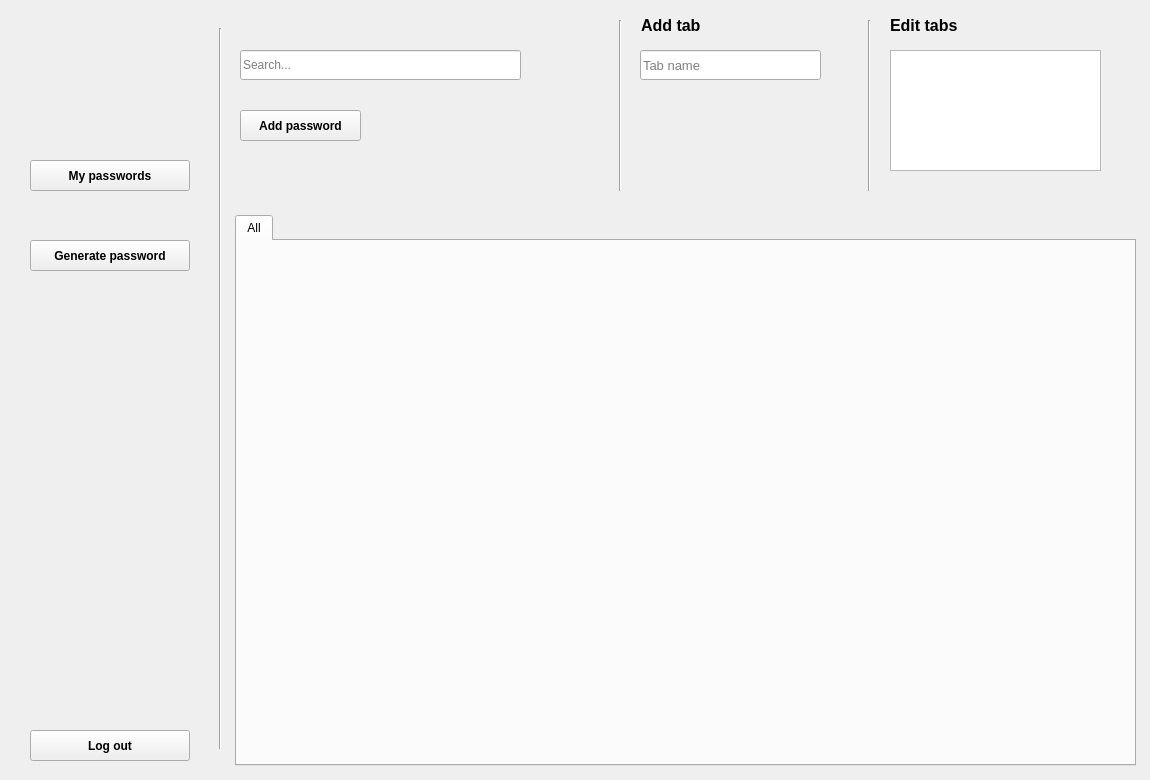
This is mainwindow.ui in 228bruh/Password-Manager-Qt as Qt 5 draws it before an edit. The edited form follows.
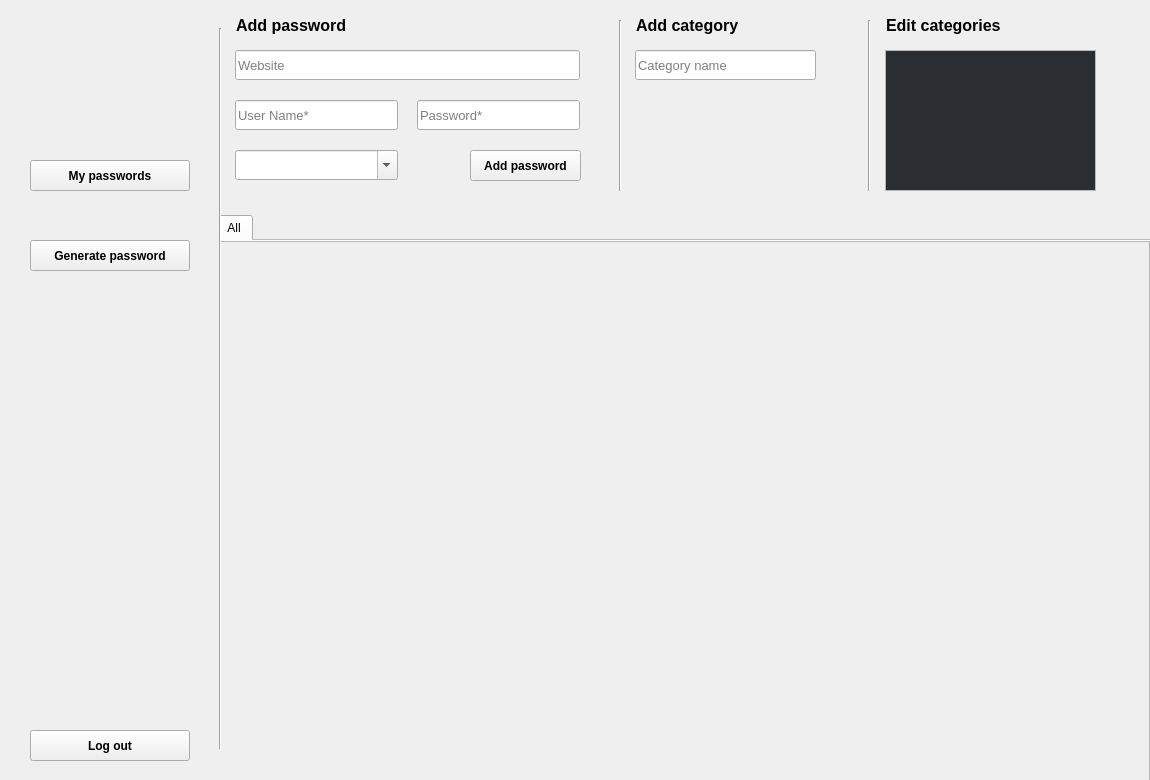
This is the edited form. Icons and pictures are not drawn.

```diff
--- a/mainwindow.ui
+++ b/mainwindow.ui
@@ -48,51 +48,94 @@
      <widget class="QTabWidget" name="tabWidget">
       <property name="geometry">
        <rect>
-        <x>15</x>
+        <x>-5</x>
         <y>215</y>
-        <width>901</width>
-        <height>551</height>
+        <width>935</width>
+        <height>565</height>
        </rect>
       </property>
+      <property name="palette">
+       <palette>
+        <active>
+         <colorrole role="Base">
+          <brush brushstyle="SolidPattern">
+           <color alpha="255">
+            <red>42</red>
+            <green>46</green>
+            <blue>50</blue>
+           </color>
+          </brush>
+         </colorrole>
+        </active>
+        <inactive>
+         <colorrole role="Base">
+          <brush brushstyle="SolidPattern">
+           <color alpha="255">
+            <red>42</red>
+            <green>46</green>
+            <blue>50</blue>
+           </color>
+          </brush>
+         </colorrole>
+        </inactive>
+        <disabled/>
+       </palette>
+      </property>
       <property name="font">
        <font>
         <bold>false</bold>
        </font>
       </property>
+      <property name="tabShape">
+       <enum>QTabWidget::TabShape::Rounded</enum>
+      </property>
       <property name="currentIndex">
        <number>0</number>
       </property>
+      <property name="elideMode">
+       <enum>Qt::TextElideMode::ElideNone</enum>
+      </property>
+      <property name="documentMode">
+       <bool>true</bool>
+      </property>
       <widget class="QWidget" name="All_tab">
        <attribute name="title">
         <string>All</string>
        </attribute>
+       <widget class="QScrollArea" name="scrollArea">
+        <property name="geometry">
+         <rect>
+          <x>4</x>
+          <y>0</y>
+          <width>931</width>
+          <height>541</height>
+         </rect>
+        </property>
+        <property name="horizontalScrollBarPolicy">
+         <enum>Qt::ScrollBarPolicy::ScrollBarAlwaysOff</enum>
+        </property>
+        <property name="widgetResizable">
+         <bool>true</bool>
+        </property>
+        <widget class="QWidget" name="scrollAreaWidgetContents">
+         <property name="geometry">
+          <rect>
+           <x>0</x>
+           <y>0</y>
+           <width>929</width>
+           <height>539</height>
+          </rect>
+         </property>
+        </widget>
+       </widget>
       </widget>
      </widget>
-     <widget class="QLineEdit" name="search_lineEdit">
-      <property name="geometry">
-       <rect>
-        <x>20</x>
-        <y>50</y>
-        <width>281</width>
-        <height>30</height>
-       </rect>
-      </property>
-      <property name="maxLength">
-       <number>50</number>
-      </property>
-      <property name="placeholderText">
-       <string>Search...</string>
-      </property>
-      <property name="clearButtonEnabled">
-       <bool>true</bool>
-      </property>
-     </widget>
      <widget class="QPushButton" name="addPassword_button">
       <property name="geometry">
        <rect>
-        <x>20</x>
-        <y>110</y>
-        <width>121</width>
+        <x>250</x>
+        <y>150</y>
+        <width>111</width>
         <height>31</height>
        </rect>
       </property>
@@ -108,7 +151,7 @@
      <widget class="QLabel" name="label_2">
       <property name="geometry">
        <rect>
-        <x>421</x>
+        <x>416</x>
         <y>10</y>
         <width>141</width>
         <height>31</height>
@@ -121,13 +164,13 @@
        </font>
       </property>
       <property name="text">
-       <string>Add tab</string>
+       <string>Add category</string>
       </property>
      </widget>
      <widget class="QLineEdit" name="tabName_lineEdit">
       <property name="geometry">
        <rect>
-        <x>420</x>
+        <x>415</x>
         <y>50</y>
         <width>181</width>
         <height>30</height>
@@ -149,7 +192,7 @@
        <bool>false</bool>
       </property>
       <property name="placeholderText">
-       <string>Tab name</string>
+       <string>Category name</string>
       </property>
       <property name="clearButtonEnabled">
        <bool>true</bool>
@@ -158,9 +201,9 @@
      <widget class="QLabel" name="addTab_label">
       <property name="geometry">
        <rect>
-        <x>422</x>
-        <y>78</y>
-        <width>191</width>
+        <x>417</x>
+        <y>80</y>
+        <width>221</width>
         <height>21</height>
        </rect>
       </property>
@@ -177,9 +220,9 @@
      <widget class="QLabel" name="label_13">
       <property name="geometry">
        <rect>
-        <x>670</x>
+        <x>666</x>
         <y>10</y>
-        <width>81</width>
+        <width>131</width>
         <height>31</height>
        </rect>
       </property>
@@ -190,18 +233,45 @@
        </font>
       </property>
       <property name="text">
-       <string>Edit tabs</string>
+       <string>Edit categories</string>
       </property>
      </widget>
      <widget class="QListWidget" name="tabListWidget">
       <property name="geometry">
        <rect>
-        <x>670</x>
+        <x>665</x>
         <y>50</y>
         <width>211</width>
-        <height>121</height>
+        <height>141</height>
        </rect>
       </property>
+      <property name="palette">
+       <palette>
+        <active>
+         <colorrole role="Base">
+          <brush brushstyle="SolidPattern">
+           <color alpha="255">
+            <red>42</red>
+            <green>46</green>
+            <blue>50</blue>
+           </color>
+          </brush>
+         </colorrole>
+        </active>
+        <inactive>
+         <colorrole role="Base">
+          <brush brushstyle="SolidPattern">
+           <color alpha="255">
+            <red>42</red>
+            <green>46</green>
+            <blue>50</blue>
+           </color>
+          </brush>
+         </colorrole>
+        </inactive>
+        <disabled/>
+       </palette>
+      </property>
       <property name="font">
        <font>
         <bold>true</bold>
@@ -263,6 +333,227 @@
        <enum>Qt::Orientation::Vertical</enum>
       </property>
      </widget>
+     <widget class="QLineEdit" name="addWebsite_lineEdit">
+      <property name="geometry">
+       <rect>
+        <x>15</x>
+        <y>50</y>
+        <width>345</width>
+        <height>30</height>
+       </rect>
+      </property>
+      <property name="font">
+       <font>
+        <pointsize>10</pointsize>
+        <bold>false</bold>
+       </font>
+      </property>
+      <property name="maxLength">
+       <number>30</number>
+      </property>
+      <property name="frame">
+       <bool>true</bool>
+      </property>
+      <property name="dragEnabled">
+       <bool>false</bool>
+      </property>
+      <property name="placeholderText">
+       <string>Website</string>
+      </property>
+      <property name="clearButtonEnabled">
+       <bool>true</bool>
+      </property>
+     </widget>
+     <widget class="QLabel" name="label_12">
+      <property name="geometry">
+       <rect>
+        <x>16</x>
+        <y>10</y>
+        <width>141</width>
+        <height>31</height>
+       </rect>
+      </property>
+      <property name="font">
+       <font>
+        <pointsize>12</pointsize>
+        <bold>true</bold>
+       </font>
+      </property>
+      <property name="text">
+       <string>Add password</string>
+      </property>
+     </widget>
+     <widget class="QLineEdit" name="addUsername_lineEdit">
+      <property name="geometry">
+       <rect>
+        <x>15</x>
+        <y>100</y>
+        <width>163</width>
+        <height>30</height>
+       </rect>
+      </property>
+      <property name="font">
+       <font>
+        <pointsize>10</pointsize>
+        <bold>false</bold>
+       </font>
+      </property>
+      <property name="maxLength">
+       <number>30</number>
+      </property>
+      <property name="frame">
+       <bool>true</bool>
+      </property>
+      <property name="dragEnabled">
+       <bool>false</bool>
+      </property>
+      <property name="placeholderText">
+       <string>User Name*</string>
+      </property>
+      <property name="clearButtonEnabled">
+       <bool>true</bool>
+      </property>
+     </widget>
+     <widget class="QLineEdit" name="addPassword_lineEdit">
+      <property name="geometry">
+       <rect>
+        <x>197</x>
+        <y>100</y>
+        <width>163</width>
+        <height>30</height>
+       </rect>
+      </property>
+      <property name="font">
+       <font>
+        <pointsize>10</pointsize>
+        <bold>false</bold>
+       </font>
+      </property>
+      <property name="maxLength">
+       <number>30</number>
+      </property>
+      <property name="frame">
+       <bool>true</bool>
+      </property>
+      <property name="echoMode">
+       <enum>QLineEdit::EchoMode::Password</enum>
+      </property>
+      <property name="dragEnabled">
+       <bool>false</bool>
+      </property>
+      <property name="placeholderText">
+       <string>Password*</string>
+      </property>
+      <property name="clearButtonEnabled">
+       <bool>true</bool>
+      </property>
+     </widget>
+     <widget class="QCheckBox" name="showAddPass">
+      <property name="geometry">
+       <rect>
+        <x>342</x>
+        <y>107</y>
+        <width>41</width>
+        <height>16</height>
+       </rect>
+      </property>
+      <property name="focusPolicy">
+       <enum>Qt::FocusPolicy::NoFocus</enum>
+      </property>
+      <property name="text">
+       <string/>
+      </property>
+      <property name="icon">
+       <iconset resource="resources.qrc">
+        <normaloff>:/new/prefix1/resources/hide.png</normaloff>:/new/prefix1/resources/hide.png</iconset>
+      </property>
+     </widget>
+     <widget class="QComboBox" name="add_comboBox">
+      <property name="geometry">
+       <rect>
+        <x>15</x>
+        <y>150</y>
+        <width>163</width>
+        <height>30</height>
+       </rect>
+      </property>
+      <property name="editable">
+       <bool>true</bool>
+      </property>
+      <property name="placeholderText">
+       <string>Select category</string>
+      </property>
+      <property name="frame">
+       <bool>true</bool>
+      </property>
+     </widget>
+     <widget class="QLineEdit" name="search_lineEdit">
+      <property name="geometry">
+       <rect>
+        <x>700</x>
+        <y>100</y>
+        <width>141</width>
+        <height>30</height>
+       </rect>
+      </property>
+      <property name="maxLength">
+       <number>50</number>
+      </property>
+      <property name="placeholderText">
+       <string>Search...</string>
+      </property>
+      <property name="clearButtonEnabled">
+       <bool>true</bool>
+      </property>
+     </widget>
+     <widget class="QLabel" name="addPassword_label">
+      <property name="geometry">
+       <rect>
+        <x>167</x>
+        <y>180</y>
+        <width>191</width>
+        <height>21</height>
+       </rect>
+      </property>
+      <property name="font">
+       <font>
+        <pointsize>8</pointsize>
+        <bold>false</bold>
+       </font>
+      </property>
+      <property name="layoutDirection">
+       <enum>Qt::LayoutDirection::RightToLeft</enum>
+      </property>
+      <property name="text">
+       <string/>
+      </property>
+      <property name="textFormat">
+       <enum>Qt::TextFormat::AutoText</enum>
+      </property>
+      <property name="scaledContents">
+       <bool>false</bool>
+      </property>
+      <property name="alignment">
+       <set>Qt::AlignmentFlag::AlignRight|Qt::AlignmentFlag::AlignTrailing|Qt::AlignmentFlag::AlignVCenter</set>
+      </property>
+     </widget>
+     <zorder>search_lineEdit</zorder>
+     <zorder>showAddPass</zorder>
+     <zorder>tabWidget</zorder>
+     <zorder>addPassword_button</zorder>
+     <zorder>label_2</zorder>
+     <zorder>tabName_lineEdit</zorder>
+     <zorder>addTab_label</zorder>
+     <zorder>label_13</zorder>
+     <zorder>tabListWidget</zorder>
+     <zorder>line_3</zorder>
+     <zorder>line_4</zorder>
+     <zorder>addWebsite_lineEdit</zorder>
+     <zorder>label_12</zorder>
+     <zorder>addUsername_lineEdit</zorder>
+     <zorder>addPassword_lineEdit</zorder>
+     <zorder>add_comboBox</zorder>
+     <zorder>addPassword_label</zorder>
     </widget>
     <widget class="QWidget" name="page_2">
      <widget class="QWidget" name="horizontalLayoutWidget">
```
Left out of the diff: 45 changed lines with no effect on the pictures.
